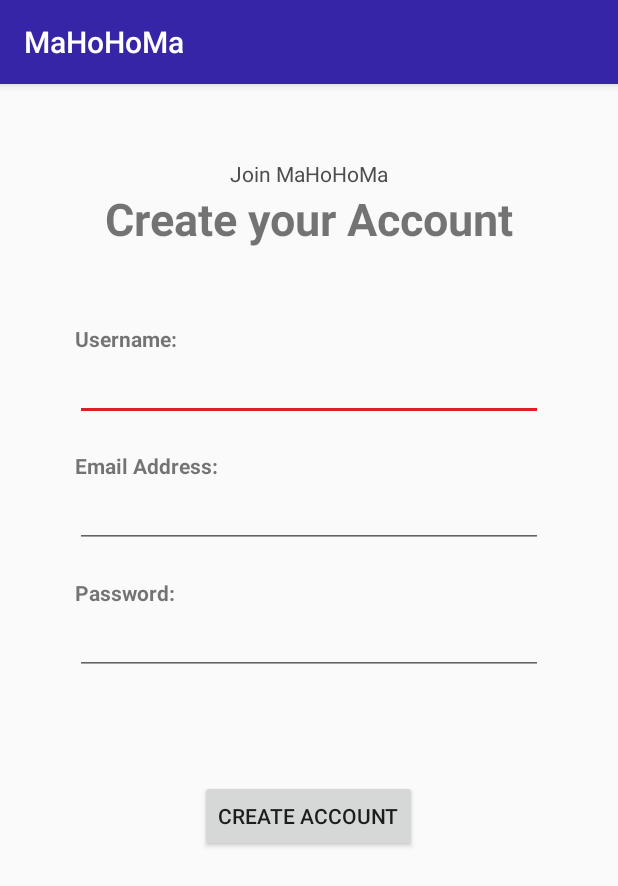
After one commit to Mango0000/MaHoHoMa2, an Android app: the CreateAccountPage screen opened directly, with no data from a screen before it, on a phone screen of 412 x 824 dp. The commit adds this screen. Shown: the top 886 px of the screen. Run offline under Robolectric (Android 15) with nearby library versions, the light colour scheme and no system bars; Roboto replaces fonts that are not available here.

Commit message:
-Create Account Page -Database Klassen

```diff
--- a/app/build.gradle
+++ b/app/build.gradle
@@ -41,5 +41,5 @@ dependencies {
     testImplementation 'junit:junit:4.12'
     androidTestImplementation 'androidx.test.ext:junit:1.1.1'
     androidTestImplementation 'androidx.test.espresso:espresso-core:3.2.0'
-    compile 'jp.wasabeef:picasso-transformations:2.1.0'
+    implementation 'jp.wasabeef:picasso-transformations:2.1.0'
 }
--- a/app/src/main/AndroidManifest.xml
+++ b/app/src/main/AndroidManifest.xml
@@ -12,7 +12,8 @@
         android:supportsRtl="true"
         android:theme="@style/AppTheme"
         android:usesCleartextTraffic="true">
-        <activity android:name=".LoginPage"></activity>
+        <activity android:name=".CreateAccountPage"></activity>
+        <activity android:name=".LoginPage" />
         <activity
             android:name=".MainActivity"
             android:label="@string/app_name"
--- /dev/null
+++ b/app/src/main/java/at/htlkaindorf/mahohoma/CreateAccountPage.java
@@ -0,0 +1,20 @@
+package at.htlkaindorf.mahohoma;
+
+import androidx.appcompat.app.AppCompatActivity;
+
+import android.graphics.Color;
+import android.os.Bundle;
+import android.widget.Button;
+
+public class CreateAccountPage extends AppCompatActivity
+{
+    private Button createAccountBt;
+
+    @Override
+    protected void onCreate(Bundle savedInstanceState) {
+        super.onCreate(savedInstanceState);
+        setContentView(R.layout.activity_create_account_page);
+        createAccountBt = findViewById(R.id.createAccountButton);
+       // createAccountBt.setBackgroundColor(Color.BLUE);
+    }
+}
--- /dev/null
+++ b/app/src/main/res/database.properties
@@ -0,0 +1,5 @@
+url = jdbc:postgresql://localhost/
+databasename = studentdb
+username = postgres
+password = postgres
+driver = org.postgresql.Driver
--- /dev/null
+++ b/app/src/main/res/layout/activity_create_account_page.xml
@@ -0,0 +1,95 @@
+<?xml version="1.0" encoding="utf-8"?>
+<androidx.constraintlayout.widget.ConstraintLayout xmlns:android="http://schemas.android.com/apk/res/android"
+    xmlns:app="http://schemas.android.com/apk/res-auto"
+    xmlns:tools="http://schemas.android.com/tools"
+    android:layout_width="match_parent"
+    android:layout_height="match_parent"
+    tools:context=".CreateAccountPage">
+
+    <LinearLayout
+        android:layout_width="match_parent"
+        android:layout_height="match_parent"
+        android:orientation="vertical">
+
+        <TextView
+            android:id="@+id/textView"
+            android:layout_width="match_parent"
+            android:layout_height="wrap_content"
+            android:layout_marginTop="50dp"
+            android:text="Join MaHoHoMa"
+            android:textAlignment="center"
+            android:textColor="#4E4C4C" />
+
+        <TextView
+            android:id="@+id/textView3"
+            android:layout_width="match_parent"
+            android:layout_height="wrap_content"
+            android:text="Create your Account"
+            android:textAlignment="center"
+            android:textSize="30sp"
+            android:textStyle="bold" />
+
+        <LinearLayout
+            android:layout_width="match_parent"
+            android:layout_height="wrap_content"
+            android:layout_marginLeft="50dp"
+            android:layout_marginTop="50dp"
+            android:layout_marginRight="50dp"
+            android:orientation="vertical">
+
+            <TextView
+                android:id="@+id/textView5"
+                android:layout_width="match_parent"
+                android:layout_height="wrap_content"
+                android:text="Username:"
+                android:textStyle="bold" />
+
+            <EditText
+                android:id="@+id/editText2"
+                android:layout_width="match_parent"
+                android:layout_height="wrap_content"
+                android:ems="10"
+                android:inputType="textPersonName" />
+
+            <TextView
+                android:id="@+id/textView4"
+                android:layout_width="match_parent"
+                android:layout_height="wrap_content"
+                android:layout_marginTop="20dp"
+                android:text="Email Address:"
+                android:textStyle="bold" />
+
+            <EditText
+                android:id="@+id/editText4"
+                android:layout_width="match_parent"
+                android:layout_height="wrap_content"
+                android:ems="10"
+                android:inputType="textEmailAddress" />
+
+            <TextView
+                android:id="@+id/textView6"
+                android:layout_width="match_parent"
+                android:layout_height="wrap_content"
+                android:layout_marginTop="20dp"
+                android:text="Password:"
+                android:textStyle="bold" />
+
+            <EditText
+                android:id="@+id/editText3"
+                android:layout_width="match_parent"
+                android:layout_height="wrap_content"
+                android:ems="10"
+                android:inputType="textPassword" />
+
+            <Button
+                android:id="@+id/createAccountButton"
+                android:layout_width="wrap_content"
+                android:layout_height="wrap_content"
+                android:layout_gravity="center"
+                android:layout_marginTop="70dp"
+                android:text="Create Account" />
+
+        </LinearLayout>
+
+    </LinearLayout>
+</androidx.constraintlayout.widget.ConstraintLayout>
```
Also changed, not shown: app/src/main/java/at/htlkaindorf/mahohoma/LoginPage.java (+20 -3 lines), app/src/main/java/at/htlkaindorf/mahohoma/database/DB_Access.java (added, +74 -0 lines), app/src/main/java/at/htlkaindorf/mahohoma/database/DB_CachedConnection.java (added, +41 -0 lines), app/src/main/java/at/htlkaindorf/mahohoma/database/DB_Database.java (added, +107 -0 lines), app/src/main/java/at/htlkaindorf/mahohoma/database/DB_Properties.java (added, +38 -0 lines).
